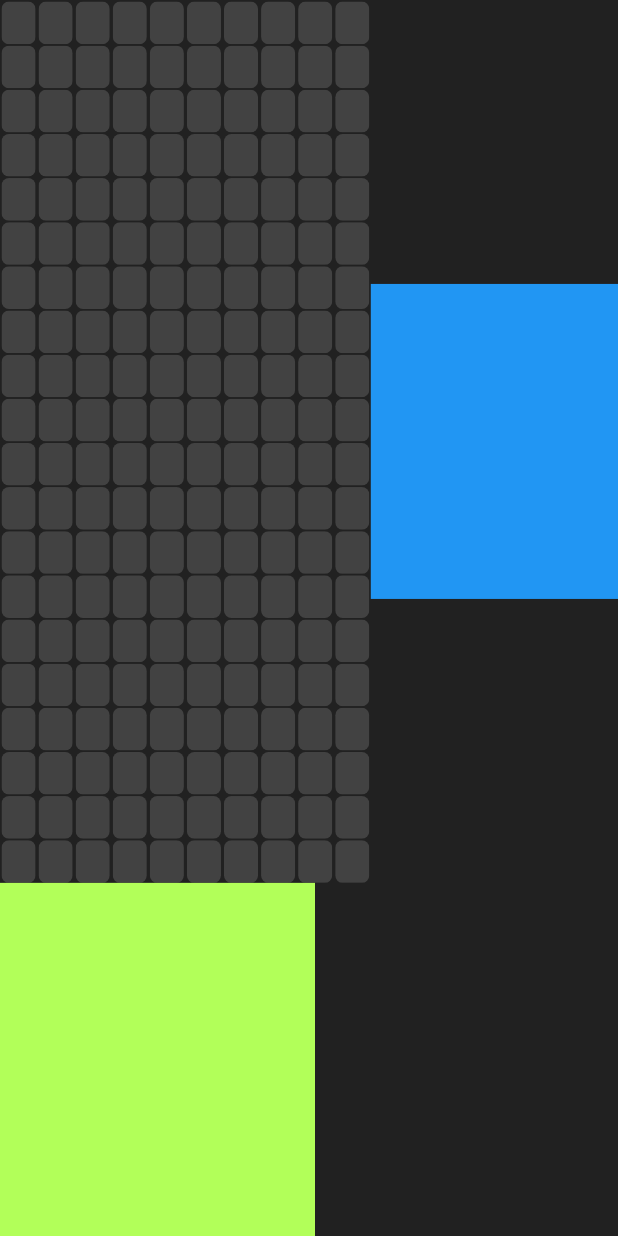
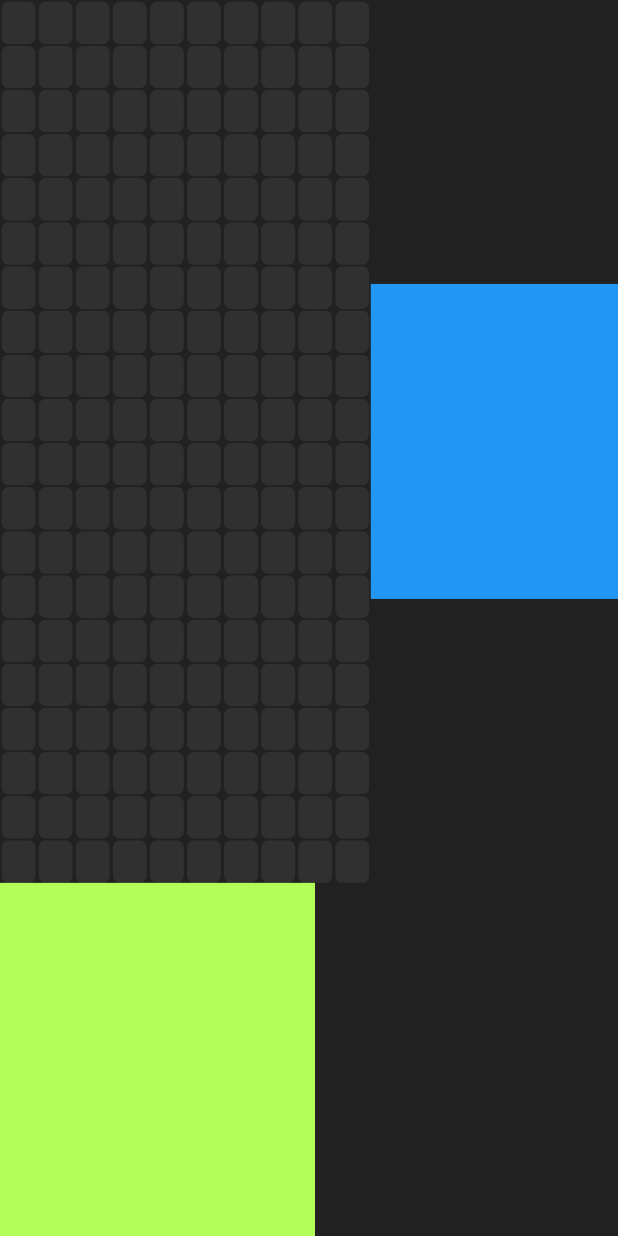
Before and after one commit to beerline/flutter_tetris, a Flutter app: the screen it shows after launch, on a phone screen of 412 x 824 dp. Run offline on Flutter 3.47's test engine with Material 2 defaults, Android fonts, the phone set to English and light mode, and no system bars; our stand-ins replace get_it.

Commit message:
for play_field change storing shapes to flat list of bricks

```diff
--- a/lib/game/play_field.dart
+++ b/lib/game/play_field.dart
@@ -1,11 +1,11 @@
 import 'package:flutter/material.dart';
-import 'package:fluttertetris/game/shapes/shape.dart';
+import 'package:fluttertetris/game/ui_elements/brick.dart';
 
 abstract class PlayFieldAbstract {
   final int xSize;
   final int ySize;
   final Color colorBackGroundBlock;
-  List<ShapeAbstract> shapesList;
+  Map<int, Brick> bricks;
 
   PlayFieldAbstract(this.xSize, this.ySize, this.colorBackGroundBlock);
 
--- a/lib/game/speed.dart
+++ b/lib/game/speed.dart
@@ -3,7 +3,6 @@ import 'package:fluttertetris/game/level.dart';
 abstract class SpeedAbstract {
 
   double getMillisecond(LevelAbstract level) {
-
     return getFramesPerCell(level.current) / fps * 100;
   }
 
--- a/lib/game/ui_elements/game_field.dart
+++ b/lib/game/ui_elements/game_field.dart
@@ -10,13 +10,22 @@ class GameField extends StatelessWidget {
 
   @override
   Widget build(BuildContext context) {
-
     Widget buildBoard() {
       List<Widget> rows = [];
+      int orderNumber = 0;
       for (int i = 0; i < playField.ySize; i++) {
         List<Brick> bricks = [];
         for (int j = 0; j < playField.xSize; j++) {
-          Brick brick = Brick();
+          orderNumber++;
+          Color color;
+          if (playField.bricks != null &&
+              playField.bricks.containsKey(orderNumber)) {
+            color = playField.bricks[orderNumber].color;
+          } else {
+            color = playField.colorBackGroundBlock;
+          }
+
+          Brick brick = Brick(color: color);
           bricks.add(brick);
         }
         BricksRow row = BricksRow(bricks);
```
